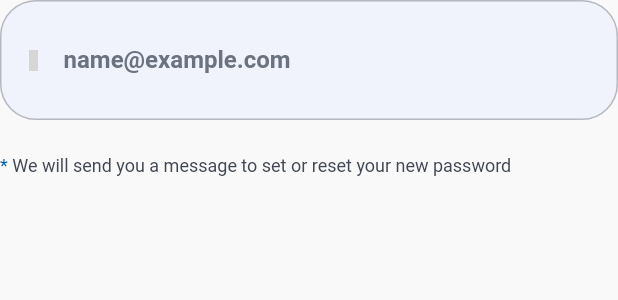
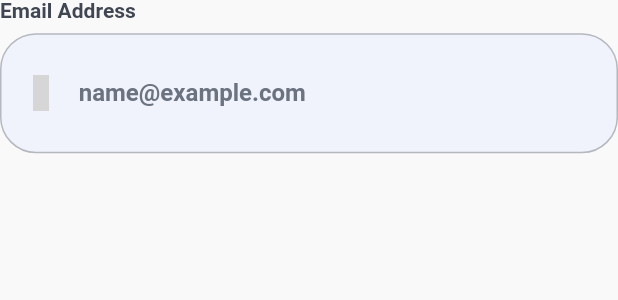
Before and after one commit to MohammedElEsh/ilajak, a Flutter app: the ForgotPasswordForm widget shown alone on an empty page, opened directly with empty values, on a phone screen of 412 x 824 dp. Shown: the top 300 px of the screen. Run offline on Flutter 3.47's test engine with Material 3 defaults, Android fonts, the phone set to English and light mode, and no system bars; our stand-ins replace cached_network_image, connectivity_plus, dio, easy_localization, equatable, flutter_bloc and 14 more; accounts and stored records are empty; Roboto replaces fonts that are missing (Almarai); grey boxes are pictures that could not be loaded.

Commit message:
feat: implement forgot password screen with cubit and full UI
- Redesigned forgot password view with centered layout, lock icon, description, and email field
- Created AuthForgotPasswordCubit and AuthForgotPasswordState (stub)
- Updated forgot password form with email label matching login style
- Added BlocProvider for forgot password route
- Added authForgotPasswordEmailLabel string
- Updated English and Arabic translations

```diff
--- a/assets/translations/en.json
+++ b/assets/translations/en.json
@@ -83,10 +83,11 @@
     },
     "forgot_password": {
       "title": "Forgot Password?",
-      "subtitle": "Enter your email address to receive a reset link\nand regain access to your account.",
+      "subtitle": "Enter the email associated with your medical account and we'll send a secure reset link.",
+      "email_label": "Email Address",
       "helper": "We will send you a message to set or reset your new password",
       "reset_link_sent": "Password reset link sent to your email.",
-      "submit": "Submit"
+      "submit": "Send Reset Link"
     },
     "terms": {
       "agree": "I agree to the ",
--- a/lib/core/constants/app_strings.dart
+++ b/lib/core/constants/app_strings.dart
@@ -100,6 +100,8 @@ class AppStrings {
   static const String authForgotPasswordTitle = 'auth.forgot_password.title';
   static const String authForgotPasswordSubtitle =
       'auth.forgot_password.subtitle';
+  static const String authForgotPasswordEmailLabel =
+      'auth.forgot_password.email_label';
   static const String authForgotPasswordHelper = 'auth.forgot_password.helper';
   static const String authForgotPasswordResetLinkSent =
       'auth.forgot_password.reset_link_sent';
--- a/lib/core/routing/app_router.dart
+++ b/lib/core/routing/app_router.dart
@@ -6,6 +6,7 @@ import '../services/session/session_manager.dart';
 import '../shared/feedback/feedback_handler.dart';
 import '../../features/auth/presentation/manager/auth_login_cubit.dart';
 import '../../features/auth/presentation/manager/auth_register_cubit.dart';
+import '../../features/auth/presentation/manager/auth_forgot_password_cubit.dart';
 import '../../features/auth/presentation/views/forgot_password_view.dart';
 import '../../features/auth/presentation/views/login_view.dart';
 import '../../features/auth/presentation/views/signup_view.dart';
@@ -54,7 +55,10 @@ void initRouter() {
       ),
       GoRoute(
         path: RouteNames.forgotPassword,
-        builder: (context, state) => const ForgotPasswordView(),
+        builder: (context, state) => BlocProvider(
+          create: (_) => AuthForgotPasswordCubit(),
+          child: const ForgotPasswordView(),
+        ),
       ),
       StatefulShellRoute.indexedStack(
         builder: (context, state, navigationShell) =>
--- a/lib/features/auth/presentation/widgets/forgot_password_form.dart
+++ b/lib/features/auth/presentation/widgets/forgot_password_form.dart
@@ -21,12 +21,20 @@ class ForgotPasswordForm extends StatelessWidget {
   @override
   Widget build(BuildContext context) {
     final theme = Theme.of(context);
+    final colors = theme.colorScheme;
 
     return Form(
       key: formKey,
       child: Column(
         crossAxisAlignment: CrossAxisAlignment.start,
         children: [
+          Text(
+            AppStrings.authForgotPasswordEmailLabel.tr(),
+            style: theme.textTheme.bodyMedium?.copyWith(
+              color: colors.onSurfaceVariant,
+            ),
+          ),
+          SizedBox(height: 8.h),
           AppTextField(
             controller: emailController,
             hint: AppStrings.authLoginEmailHint.tr(),
@@ -34,32 +42,10 @@ class ForgotPasswordForm extends StatelessWidget {
             textInputAction: TextInputAction.done,
             prefixIcon: HugeIcon(
               icon: HugeIcons.strokeRoundedMail01,
-              color: AppColors.error,
-              size: 14.r,
+              color: AppColors.fieldLabel,
+              size: 24.r,
             ),
             validator: AppValidators.validateEmail,
-          ),
-          SizedBox(height: 24.h),
-          Padding(
-            padding: EdgeInsets.only(right: 50.w),
-            child: Text.rich(
-              TextSpan(
-                children: [
-                  TextSpan(
-                    text: '* ',
-                    style: theme.textTheme.labelMedium?.copyWith(
-                      color: theme.colorScheme.primary,
-                    ),
-                  ),
-                  TextSpan(
-                    text: AppStrings.authForgotPasswordHelper.tr(),
-                    style: theme.textTheme.labelMedium?.copyWith(
-                      color: theme.colorScheme.onSurfaceVariant,
-                    ),
-                  ),
-                ],
-              ),
-            ),
           ),
         ],
       ),
```
Also changed, not shown: assets/translations/ar.json (+4 -3 lines), lib/features/auth/presentation/manager/auth_forgot_password_cubit.dart (added, +13 -0 lines), lib/features/auth/presentation/manager/auth_forgot_password_state.dart (added, +29 -0 lines), lib/features/auth/presentation/views/forgot_password_view.dart (+78 -8 lines).
